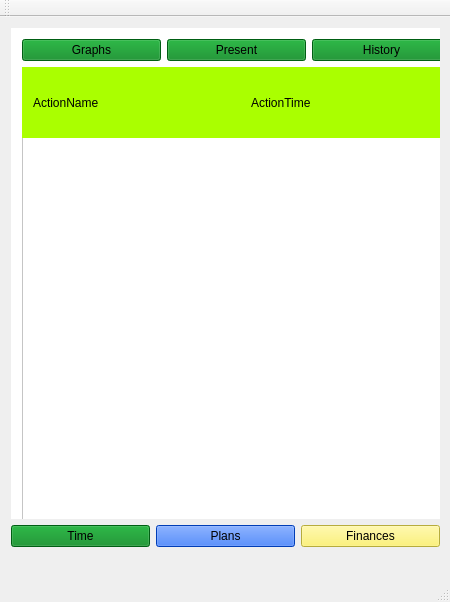
First picture: the form in mainwindow.ui, repository BryanBlack523/LM, before the edit.
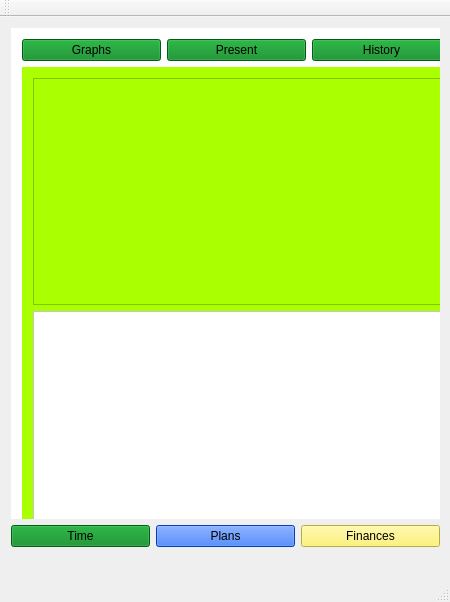
Second picture: the form after the edit.

Commit message: setting models

```diff
--- a/mainwindow.ui
+++ b/mainwindow.ui
@@ -83,40 +83,23 @@
              <string notr="true">background-color: rgb(170, 255, 0);</string>
             </property>
             <widget class="QWidget" name="presentTimePage">
-             <widget class="QTableView" name="activitiesTableView">
-              <property name="geometry">
-               <rect>
-                <x>0</x>
-                <y>70</y>
-                <width>451</width>
-                <height>411</height>
-               </rect>
-              </property>
-              <property name="styleSheet">
-               <string notr="true">background-color: rgb(255, 255, 255);</string>
-              </property>
-             </widget>
-             <widget class="QWidget" name="horizontalLayoutWidget_2">
+             <widget class="QWidget" name="">
               <property name="geometry">
                <rect>
                 <x>0</x>
                 <y>0</y>
                 <width>451</width>
-                <height>71</height>
+                <height>481</height>
                </rect>
               </property>
-              <layout class="QHBoxLayout" name="horizontalLayout_3">
+              <layout class="QVBoxLayout" name="verticalLayout_3">
                <item>
-                <widget class="QLabel" name="actionNameLabel">
-                 <property name="text">
-                  <string>ActionName</string>
-                 </property>
-                </widget>
+                <widget class="QListView" name="currentActivitiesListView"/>
                </item>
                <item>
-                <widget class="QLabel" name="actionTimeLabel">
-                 <property name="text">
-                  <string>ActionTime</string>
+                <widget class="QTableView" name="activitiesTableView">
+                 <property name="styleSheet">
+                  <string notr="true">background-color: rgb(255, 255, 255);</string>
                  </property>
                 </widget>
                </item>
```
Left out of the diff: 2 changed lines with no effect on the pictures. The commit also changes 2 other files.
